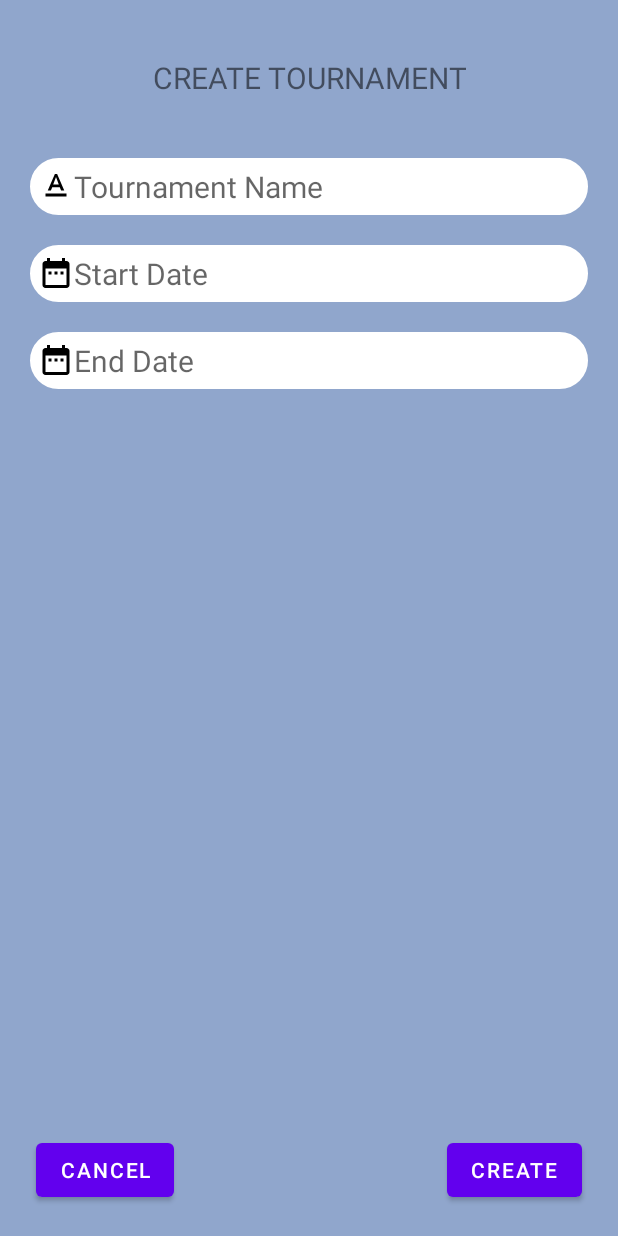
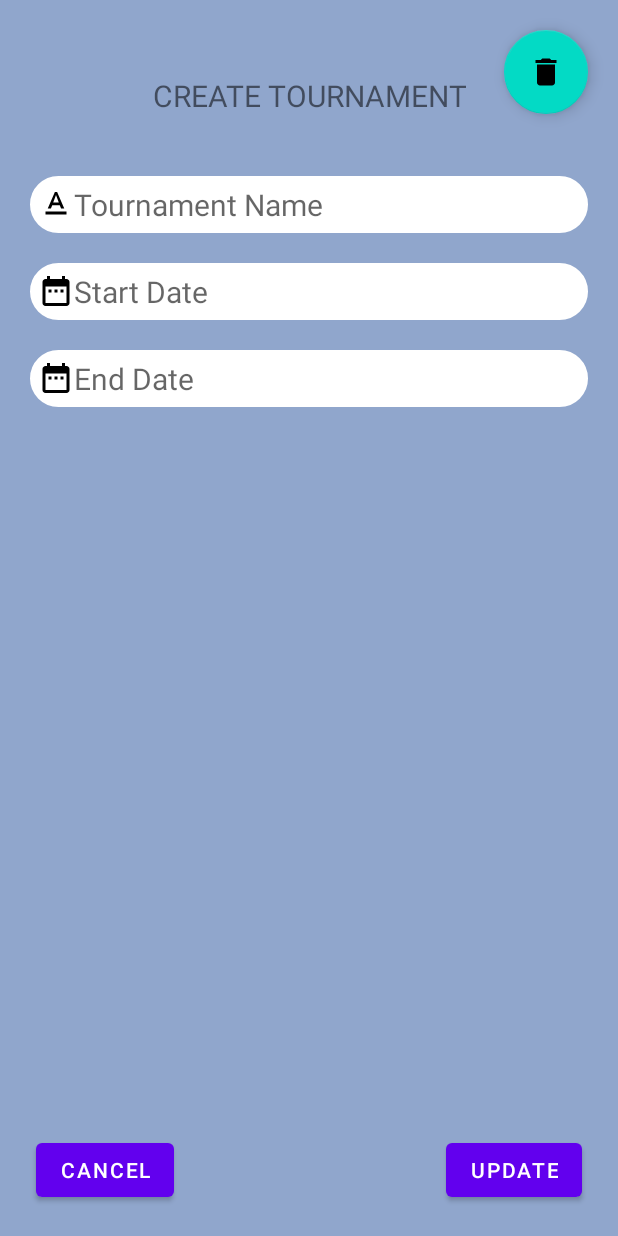
Before and after one commit to Danica-M/Quiz_App, an Android app: the Admin_update_tournament screen opened directly, with no data from a screen before it, on a phone screen of 412 x 824 dp. Run offline under Robolectric (Android 15) with nearby library versions, the phone set to English and light mode, and no system bars; our stand-ins replace Firebase (no records; nobody signed in at launch, a user with empty details on screens opened directly); network calls fail.

```diff
--- a/app/src/main/java/com/example/quizapp/Admin_update_tournament.java
+++ b/app/src/main/java/com/example/quizapp/Admin_update_tournament.java
@@ -1,19 +1,29 @@
 package com.example.quizapp;
 
+import androidx.annotation.NonNull;
 import androidx.appcompat.app.AppCompatActivity;
 
+import android.app.AlertDialog;
 import android.app.DatePickerDialog;
 import android.content.Context;
+import android.content.DialogInterface;
 import android.content.Intent;
 import android.os.Bundle;
 import android.text.TextUtils;
 import android.view.View;
+import android.widget.Button;
 import android.widget.DatePicker;
 import android.widget.EditText;
 import android.widget.RadioButton;
 import android.widget.Toast;
 
 import com.example.quizapp.models.Controller;
+import com.example.quizapp.models.Tournament;
+import com.google.android.material.floatingactionbutton.FloatingActionButton;
+import com.google.firebase.database.DataSnapshot;
+import com.google.firebase.database.DatabaseError;
+import com.google.firebase.database.DatabaseReference;
+import com.google.firebase.database.ValueEventListener;
 
 import java.text.ParseException;
 import java.util.Calendar;
@@ -21,9 +31,11 @@ import java.util.Date;
 
 public class Admin_update_tournament extends AppCompatActivity {
 
+    FloatingActionButton delete;
     Controller controller;
     EditText tourName, startDate, endDate;
     String tournamentID;
+    Button update, cancel;
     @Override
     protected void onCreate(Bundle savedInstanceState) {
         super.onCreate(savedInstanceState);
@@ -32,8 +44,13 @@ public class Admin_update_tournament extends AppCompatActivity {
         tourName = findViewById(R.id.tourName);
         startDate = findViewById(R.id.startDate);
         endDate = findViewById(R.id.endDate);
+        delete = findViewById(R.id.deleteBtn);
+        update = findViewById(R.id.updateButton);
+        cancel = findViewById(R.id.cancelButton);
         Intent intent = getIntent();
         tournamentID = intent.getStringExtra("tournamentID");
+        getTournament(tournamentID);
+
 
         startDate.setOnClickListener(new View.OnClickListener() {
             @Override
@@ -46,6 +63,47 @@ public class Admin_update_tournament extends AppCompatActivity {
             @Override
             public void onClick(View view) {
                 setDate(endDate,1);
+            }
+        });
+
+        delete.setOnClickListener(new View.OnClickListener() {
+            @Override
+            public void onClick(View view) {
+                new AlertDialog.Builder(Admin_update_tournament.this)
+                        .setTitle("Tournament Deletion Confirmation")
+                        .setMessage("Are you sure you want to delete this tournament?")
+                        .setPositiveButton("Yes", new DialogInterface.OnClickListener() {
+                            @Override
+                            public void onClick(DialogInterface dialogInterface, int i) {
+                                controller.deleteTournament(tournamentID,getApplicationContext());
+                                Intent aIntent = new Intent(Admin_update_tournament.this, Admin_Activity.class);
+                                startActivity(aIntent);
+                            }
+                        })
+                        .setNegativeButton("No", new DialogInterface.OnClickListener() {
+                            @Override
+                            public void onClick(DialogInterface dialogInterface, int i) {
+                                //set what should happen when negative button is clicked
+                                //Toast.makeText(getApplicationContext(),"Nothing Happened",Toast.LENGTH_LONG).show();
+                            }
+                        })
+                        .show();
+
+            }
+        });
+
+        update.setOnClickListener(new View.OnClickListener() {
+            @Override
+            public void onClick(View view) {
+                updateTournament();
+            }
+        });
+
+        cancel.setOnClickListener(new View.OnClickListener() {
+            @Override
+            public void onClick(View view) {
+                Intent aIntent = new Intent(Admin_update_tournament.this, Admin_Activity.class);
+                startActivity(aIntent);
             }
         });
     }
@@ -87,7 +145,7 @@ public class Admin_update_tournament extends AppCompatActivity {
         datePickerDialog.show();
     }
 
-    public void createTournament(){
+    public void updateTournament(){
         String tName, tStart, tEnd, tStatus;
         tName = tourName.getText().toString().toUpperCase().trim();
         tStart = startDate.getText().toString();
@@ -142,4 +200,25 @@ public class Admin_update_tournament extends AppCompatActivity {
         }
     }
 
+    public void getTournament(String tID){
+        DatabaseReference tour = Controller.getReference().child("tournaments").child(tID);
+        tour.addListenerForSingleValueEvent(new ValueEventListener() {
+            @Override
+            public void onDataChange(@NonNull DataSnapshot snapshot) {
+                Tournament tournament = snapshot.getValue(Tournament.class);
+                if(tournament!=null){
+                    tourName.setText(tournament.getName());
+                    startDate.setText(tournament.getStartDate());
+                    endDate.setText(tournament.getEndDate());
+                }
+            }
+
+            @Override
+            public void onCancelled(@NonNull DatabaseError error) {
+
+            }
+        });
+
+    }
+
 }
--- a/app/src/main/java/com/example/quizapp/Login.java
+++ b/app/src/main/java/com/example/quizapp/Login.java
@@ -20,7 +20,7 @@ public class Login extends AppCompatActivity {
         signIn.setOnClickListener(new View.OnClickListener() {
             @Override
             public void onClick(View view) {
-                Intent mIntent = new Intent(Login.this, MainActivity.class);
+                Intent mIntent = new Intent(Login.this, Admin_Activity.class);
                 startActivity(mIntent);
 
             }
--- a/app/src/main/res/layout/admin_create_tournament.xml
+++ b/app/src/main/res/layout/admin_create_tournament.xml
@@ -131,7 +131,7 @@
         app:layout_constraintTop_toBottomOf="@+id/difficulty" />
 
     <Button
-        android:id="@+id/createButton"
+        android:id="@+id/updateButton"
         android:layout_width="wrap_content"
         android:layout_height="wrap_content"
         android:layout_marginEnd="24dp"
--- a/app/src/main/res/layout/admin_update_tournament.xml
+++ b/app/src/main/res/layout/admin_update_tournament.xml
@@ -28,7 +28,7 @@
         android:id="@+id/textView"
         android:layout_width="wrap_content"
         android:layout_height="wrap_content"
-        android:layout_marginTop="38dp"
+        android:layout_marginTop="50dp"
         android:text="Create Tournament"
         android:textAlignment="center"
         android:textAllCaps="true"
@@ -73,12 +73,12 @@
         app:layout_constraintTop_toBottomOf="@+id/tourName" />
 
     <Button
-        android:id="@+id/createButton"
+        android:id="@+id/updateButton"
         android:layout_width="wrap_content"
         android:layout_height="wrap_content"
         android:layout_marginEnd="24dp"
         android:layout_marginBottom="20dp"
-        android:text="Create"
+        android:text="Update"
         app:layout_constraintBottom_toBottomOf="parent"
         app:layout_constraintEnd_toEndOf="parent" />
 
@@ -92,4 +92,15 @@
         app:layout_constraintBottom_toBottomOf="parent"
         app:layout_constraintStart_toStartOf="parent" />
 
+    <com.google.android.material.floatingactionbutton.FloatingActionButton
+        android:id="@+id/deleteBtn"
+        android:layout_width="wrap_content"
+        android:layout_height="wrap_content"
+        android:layout_marginTop="20dp"
+        android:layout_marginEnd="20dp"
+        android:clickable="true"
+        app:layout_constraintEnd_toEndOf="parent"
+        app:layout_constraintTop_toTopOf="parent"
+        app:srcCompat="@drawable/icon_delete" />
+
 </androidx.constraintlayout.widget.ConstraintLayout>
--- a/app/src/main/res/layout/tounament_items_admin.xml
+++ b/app/src/main/res/layout/tournament_items_admin.xml
@@ -90,6 +90,7 @@
             android:textAlignment="textStart"
             android:textColor="@color/black"
             android:textSize="18sp"
+            app:layout_constraintEnd_toEndOf="@+id/difficult"
             app:layout_constraintStart_toStartOf="@+id/difficult"
             app:layout_constraintTop_toBottomOf="@+id/difficult" />
 
```
Also changed, not shown: app/src/main/java/com/example/quizapp/Adapter.java (+22 -1 lines), app/src/main/java/com/example/quizapp/AdminAdapter.java (deleted, +0 -118 lines), app/src/main/java/com/example/quizapp/Admin_Activity.java (+14 -3 lines), app/src/main/java/com/example/quizapp/Admin_create_tournament.java (+3 -9 lines), app/src/main/java/com/example/quizapp/models/Controller.java (+9 -3 lines), app/src/main/res/layout/activity_user_tournament.xml (+51 -0 lines).
